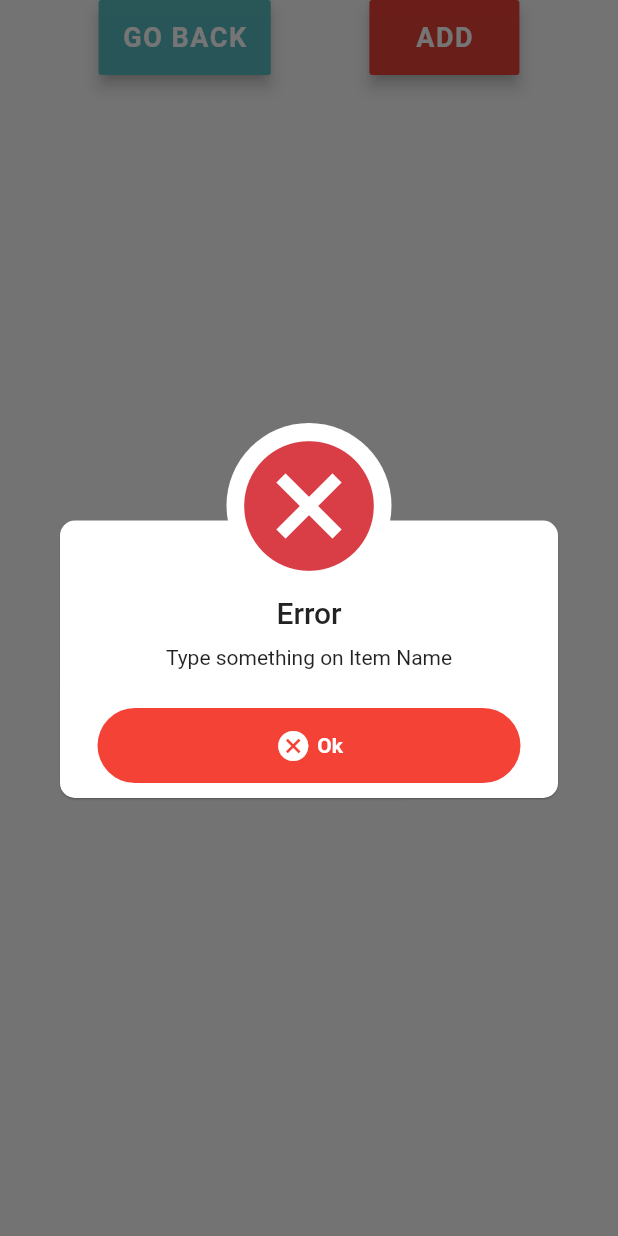
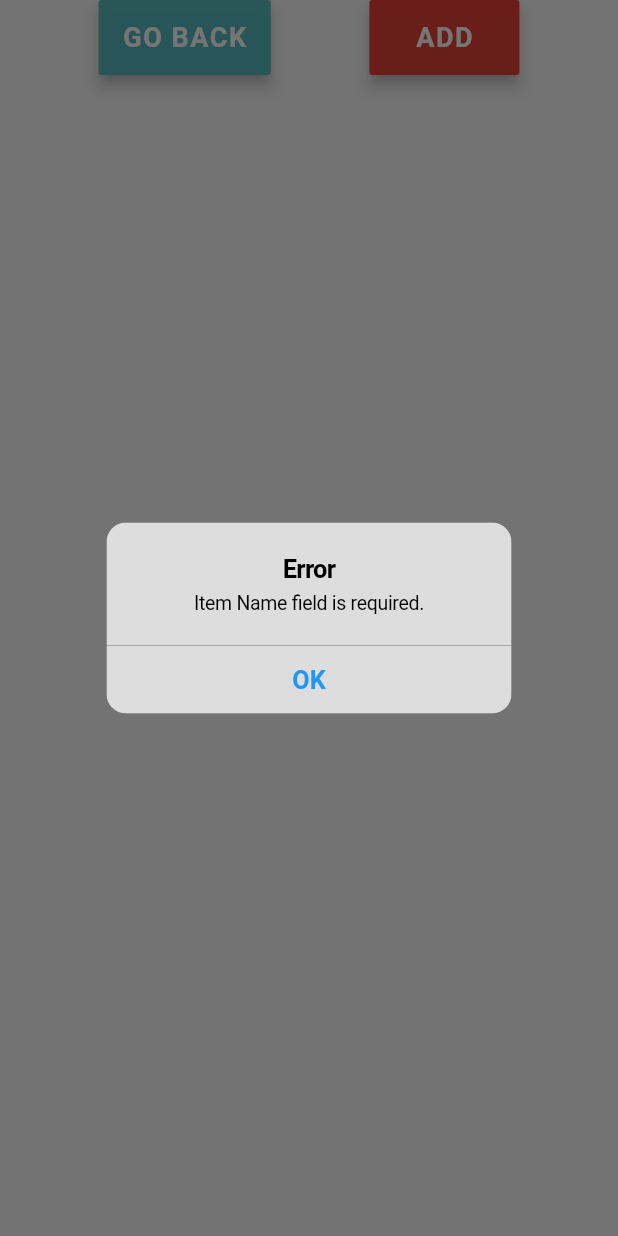
Before and after one commit to Kotaro666-dev/mercari_profit_calculator, a Flutter app: the AddOrGoBackBtn widget shown alone on an empty page, opened directly with empty values, after a tap on "ADD", on a phone screen of 412 x 824 dp. Run offline on Flutter 3.47's test engine with Material 2 defaults, Android fonts, the phone set to English and light mode, and no system bars; our stand-ins replace awesome_dialog, cloud_firestore, firebase_core, flutter_money_formatter, font_awesome_flutter, google_fonts; accounts and stored records are empty.

Commit message:
Added the CupertinoAlertDialog and the function of item delete with timestamp

```diff
--- a/lib/utilities/textfield_library.dart
+++ b/lib/utilities/textfield_library.dart
@@ -55,10 +55,10 @@ class SoldPriceTextField extends StatelessWidget {
       onChanged: (newValue) {
         soldPrice = double.parse(newValue);
       },
-      maxLength: 10,
+      maxLength: 7,
       keyboardType: TextInputType.number,
       inputFormatters: <TextInputFormatter>[
-        WhitelistingTextInputFormatter.digitsOnly
+        FilteringTextInputFormatter.digitsOnly,
       ],
       textAlign: TextAlign.center,
       style: GoogleFonts.mPLUSRounded1c(
--- a/lib/views/add_item_screen.dart
+++ b/lib/views/add_item_screen.dart
@@ -210,46 +210,31 @@ class AddOrGoBackBtn extends StatelessWidget {
             title: "ADD",
             color: kPrimaryColor,
             onPressed: () async {
-              profit = (soldPrice * 0.9) - shippingFee;
               if (itemName.length == 0) {
-                AwesomeDialog(
-                    context: context,
-                    dialogType: DialogType.ERROR,
-                    animType: AnimType.RIGHSLIDE,
-                    headerAnimationLoop: false,
-                    title: 'Error',
-                    desc: 'Type something on Item Name',
-                    btnOkOnPress: () {},
-                    btnOkIcon: Icons.cancel,
-                    btnOkColor: Colors.red)
-                  ..show();
-              } else if (soldPrice <= 0) {
-                AwesomeDialog(
-                    context: context,
-                    dialogType: DialogType.ERROR,
-                    animType: AnimType.RIGHSLIDE,
-                    headerAnimationLoop: false,
-                    title: 'Error',
-                    desc: 'Invalid number on Sold Price',
-                    btnOkOnPress: () {},
-                    btnOkIcon: Icons.cancel,
-                    btnOkColor: Colors.red)
-                  ..show();
+                showDialog(
+                  context: context,
+                  builder: (context) {
+                    return AlertDialogWithOneChoice(title: "Item Name");
+                  },
+                );
+              } else if (soldPrice == 0) {
+                showDialog(
+                  context: context,
+                  builder: (context) {
+                    return AlertDialogWithOneChoice(title: "Sold Price");
+                  },
+                );
               } else if (handler.isRakuRakuClicked == false &&
                   handler.isYuYuClicked == false &&
                   handler.isOtherClicked == false) {
-                AwesomeDialog(
-                    context: context,
-                    dialogType: DialogType.ERROR,
-                    animType: AnimType.RIGHSLIDE,
-                    headerAnimationLoop: false,
-                    title: 'Error',
-                    desc: "You haven't chosen shipping fee",
-                    btnOkOnPress: () {},
-                    btnOkIcon: Icons.cancel,
-                    btnOkColor: Colors.red)
-                  ..show();
+                showDialog(
+                  context: context,
+                  builder: (context) {
+                    return AlertDialogWithOneChoice(title: "Shipping Fee");
+                  },
+                );
               } else {
+                profit = (soldPrice * 0.9) - shippingFee;
                 _firestore.collection('test_user').add({
                   'item_name': itemName,
                   'sold_price': soldPrice,
@@ -271,6 +256,37 @@ class AddOrGoBackBtn extends StatelessWidget {
           ),
         ],
       ),
+    );
+  }
+}
+
+class AlertDialogWithOneChoice extends StatelessWidget {
+  final title;
+  AlertDialogWithOneChoice({this.title});
+
+  @override
+  Widget build(BuildContext context) {
+    return CupertinoAlertDialog(
+      title: Text(
+        "Error",
+        style: TextStyle(
+          fontWeight: FontWeight.bold,
+        ),
+      ),
+      content: Text("$title field is required."),
+      actions: <Widget>[
+        CupertinoDialogAction(
+          child: Text(
+            "OK",
+            style: TextStyle(
+              color: Colors.blue,
+              fontWeight: FontWeight.bold,
+            ),
+          ),
+          isDestructiveAction: true,
+          onPressed: () => Navigator.pop(context),
+        ),
+      ],
     );
   }
 }
```
Also changed, not shown: lib/views/profit_screen.dart (+48 -21 lines).
